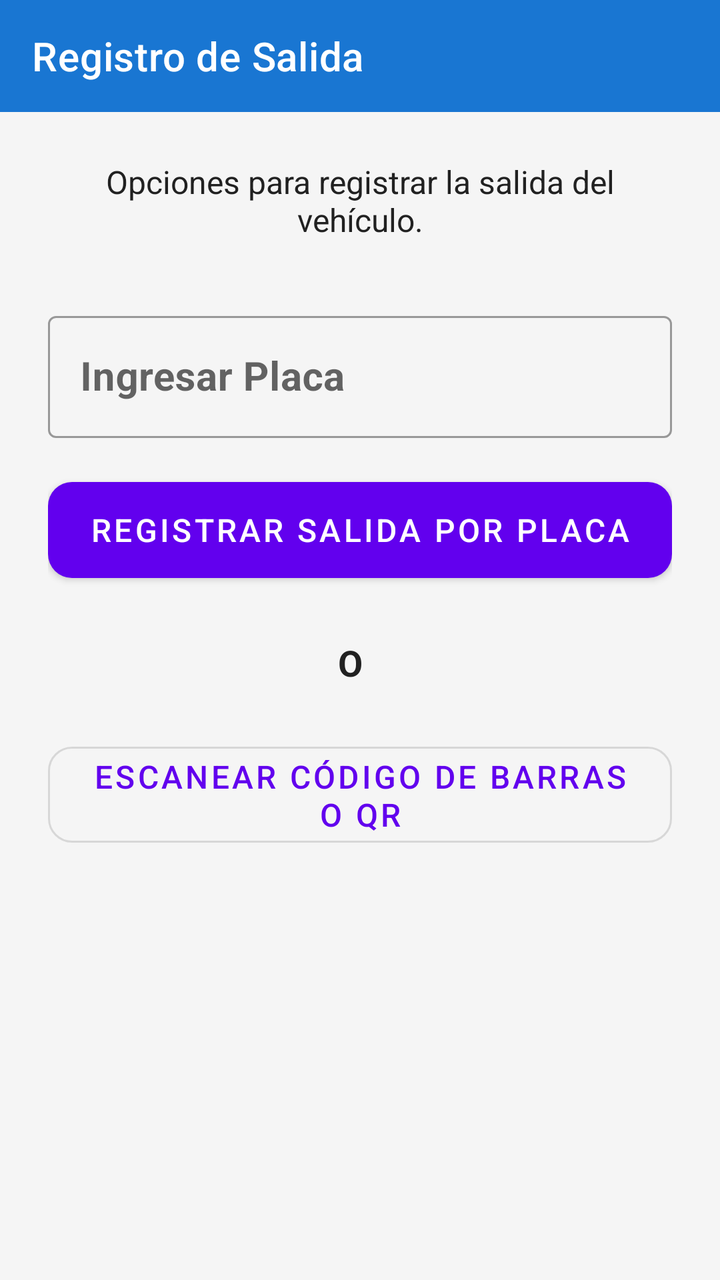
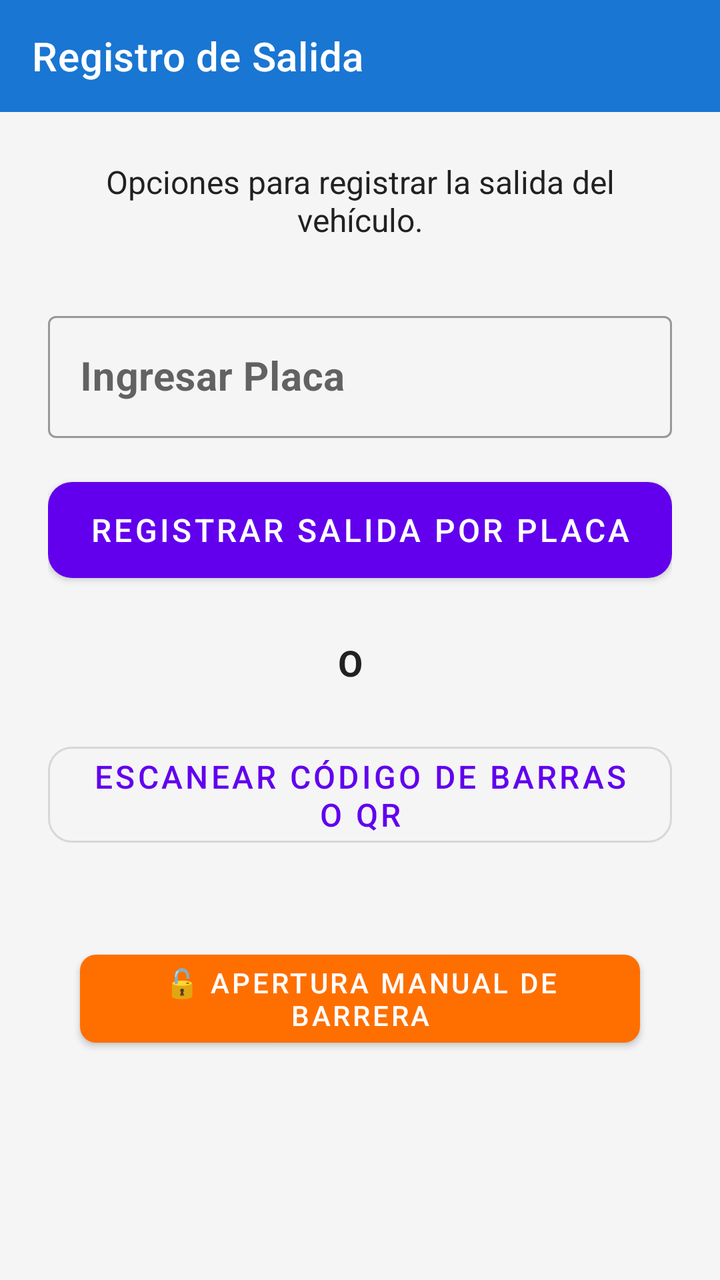

An Android layout rendered at two revisions. The XML below is the earlier revision; the diff shows what the commit changed to produce the second picture.
<!-- AndroidManifest.xml: application theme Theme.MaterialComponents.Light.NoActionBar -->
<!-- res/layout/activity_salida_vehiculo.xml -->
<?xml version="1.0" encoding="utf-8"?>
<LinearLayout xmlns:android="http://schemas.android.com/apk/res/android"
    xmlns:app="http://schemas.android.com/apk/res-auto"
    android:layout_width="match_parent"
    android:layout_height="match_parent"
    android:orientation="vertical"
    android:background="#F5F5F5">

    <com.google.android.material.appbar.AppBarLayout
        android:layout_width="match_parent"
        android:layout_height="wrap_content">

        <androidx.appcompat.widget.Toolbar
            android:id="@+id/toolbar"
            android:layout_width="match_parent"
            android:layout_height="?attr/actionBarSize"
            app:title="Registro de Salida"
            app:titleTextColor="@android:color/white"
            android:background="#1976D2"/>
    </com.google.android.material.appbar.AppBarLayout>

    <ScrollView
        android:layout_width="match_parent"
        android:layout_height="match_parent"
        android:fillViewport="true">

        <LinearLayout
            android:layout_width="match_parent"
            android:layout_height="wrap_content"
            android:orientation="vertical"
            android:padding="24dp">

            <TextView
                android:layout_width="wrap_content"
                android:layout_height="wrap_content"
                android:text="Opciones para registrar la salida del vehículo."
                android:textSize="16sp"
                android:textAlignment="center"
                android:textColor="#212121"
                android:layout_gravity="center"
                android:layout_marginBottom="32dp"/>

            <com.google.android.material.textfield.TextInputLayout
                android:id="@+id/tilPlaca"
                android:layout_width="match_parent"
                android:layout_height="wrap_content"
                android:hint="Ingresar Placa"
                style="@style/Widget.MaterialComponents.TextInputLayout.OutlinedBox"
                android:layout_marginBottom="16dp">

                <com.google.android.material.textfield.TextInputEditText
                    android:id="@+id/etPlaca"
                    android:layout_width="match_parent"
                    android:layout_height="wrap_content"
                    android:inputType="textCapCharacters"
                    android:maxLines="1"
                    android:textSize="20sp"
                    android:textStyle="bold"/>
            </com.google.android.material.textfield.TextInputLayout>

            <com.google.android.material.button.MaterialButton
                android:id="@+id/btnRegistrarPorPlaca"
                android:layout_width="match_parent"
                android:layout_height="60dp"
                android:text="Registrar Salida por Placa"
                android:textSize="16sp"
                app:cornerRadius="12dp"
                android:layout_marginBottom="24dp"/>

            <TextView
                android:layout_width="22dp"
                android:layout_height="wrap_content"
                android:layout_gravity="center"
                android:layout_marginBottom="24dp"
                android:text="O"
                android:textColor="#212121"
                android:textSize="18sp"
                android:textStyle="bold" />

            <com.google.android.material.button.MaterialButton
                android:id="@+id/btnEscanearQR"
                android:layout_width="match_parent"
                android:layout_height="60dp"
                android:text="Escanear Código de Barras o QR"
                android:textSize="16sp"
                app:cornerRadius="12dp"
                style="@style/Widget.MaterialComponents.Button.OutlinedButton"
                android:layout_marginBottom="32dp"/>

            
            <com.google.android.material.button.MaterialButton
                android:id="@+id/btnSalidaSinCobro"
                android:layout_width="match_parent"
                android:layout_height="60dp"
                android:text="🎁 Registrar Pago Sin Cobro"
                android:textSize="16sp"
                app:cornerRadius="12dp"
                app:backgroundTint="#9C27B0"
                android:visibility="gone"
                android:layout_marginTop="16dp"/>

            
            <TextView
                android:id="@+id/tvInfoSinCobro"
                android:layout_width="match_parent"
                android:layout_height="wrap_content"
                android:text="Para proveedores y visitas. Solo marca como pagado.\nEl operador debe validar la salida."
                android:textSize="12sp"
                android:textAlignment="center"
                android:textColor="#757575"
                android:visibility="gone"
                android:layout_marginTop="8dp"/>

        </LinearLayout>
    </ScrollView>
</LinearLayout>
<!-- resources referenced by this layout -->
<resources>

</resources>

<!-- the commit's change to res/layout/activity_salida_vehiculo.xml (unified diff, before → after) -->
@@ -99,6 +99,7 @@
                 android:visibility="gone"
                 android:layout_marginTop="16dp"/>
 
+
             
             <TextView
                 android:id="@+id/tvInfoSinCobro"
@@ -111,6 +112,19 @@
                 android:visibility="gone"
                 android:layout_marginTop="8dp"/>
 
+            <com.google.android.material.button.MaterialButton
+                android:id="@+id/btnAperturaManualSalida"
+                android:layout_width="match_parent"
+                android:layout_height="56dp"
+                android:layout_marginStart="16dp"
+                android:layout_marginEnd="16dp"
+                android:layout_marginTop="12dp"
+                android:text="🔓 APERTURA MANUAL DE BARRERA"
+                android:textSize="14sp"
+                android:textColor="@android:color/white"
+                app:backgroundTint="#FF6F00"
+                app:cornerRadius="8dp" />
+
         </LinearLayout>
     </ScrollView>
 </LinearLayout>
